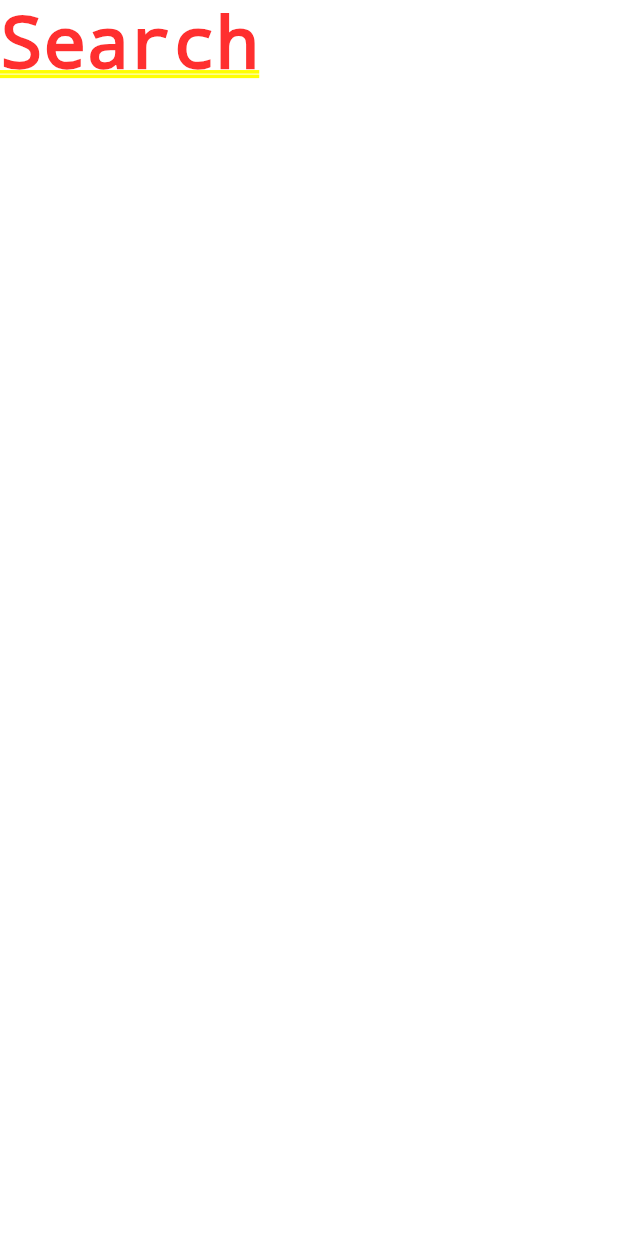
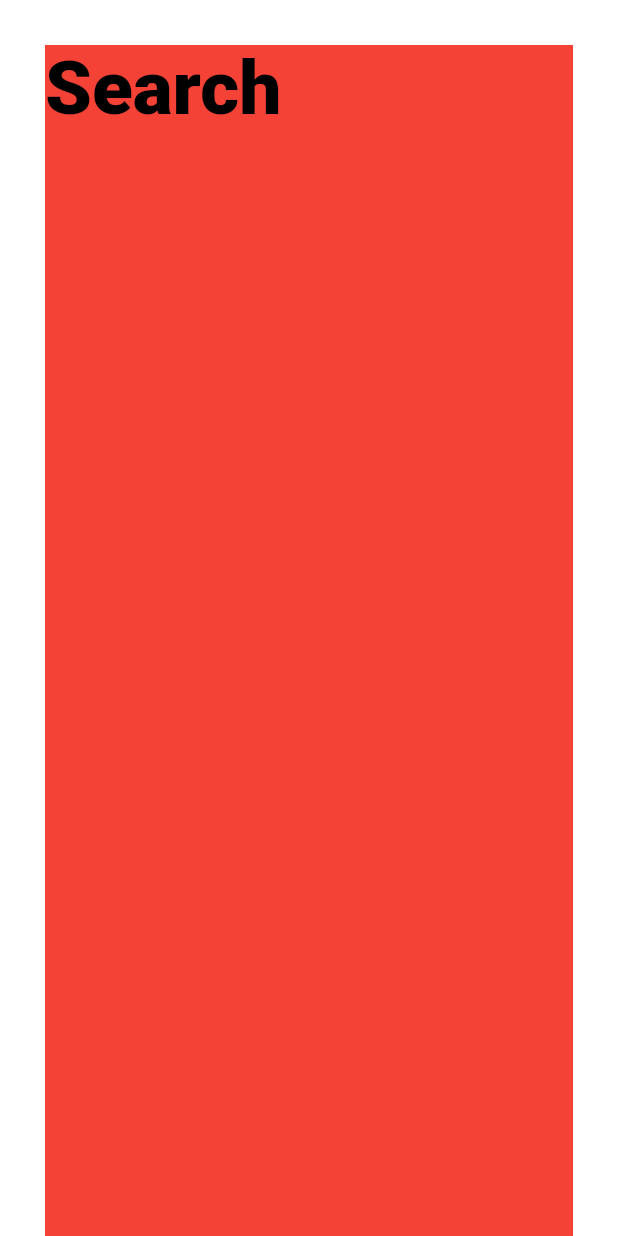
Before and after one commit to urwrstkn8mare/flutter_time_converter, a Flutter app: the screen it shows after launch, after a tap on the "search" icon, on a phone screen of 412 x 824 dp. Run offline on Flutter 3.47's test engine with Material 2 defaults, Android fonts, the phone set to English and light mode, and no system bars; our stand-ins replace flutter_slidable, sliding_up_panel.

Commit message:
just worked on search page a little

```diff
--- a/lib/src/search/searchPage.dart
+++ b/lib/src/search/searchPage.dart
@@ -3,8 +3,22 @@ import 'package:flutter/material.dart';
 class SearchPage extends StatelessWidget {
   @override
   Widget build(BuildContext context) {
-    return Container(
-      child: Text("Search"),
+    return Material(
+      child: Container(
+        child: Container(
+          margin: EdgeInsets.only(top: 30.0, left: 30.0, right: 30.0),
+          color: Colors.red,
+          child: Text(
+            "Search",
+            style: TextStyle(
+              fontWeight: FontWeight.w900 /* black */,
+              fontSize: 50.0,
+              color: Colors.black,
+            ),
+          ),
+        ),
+        color: Colors.white,
+      ),
     );
   }
 }
```
